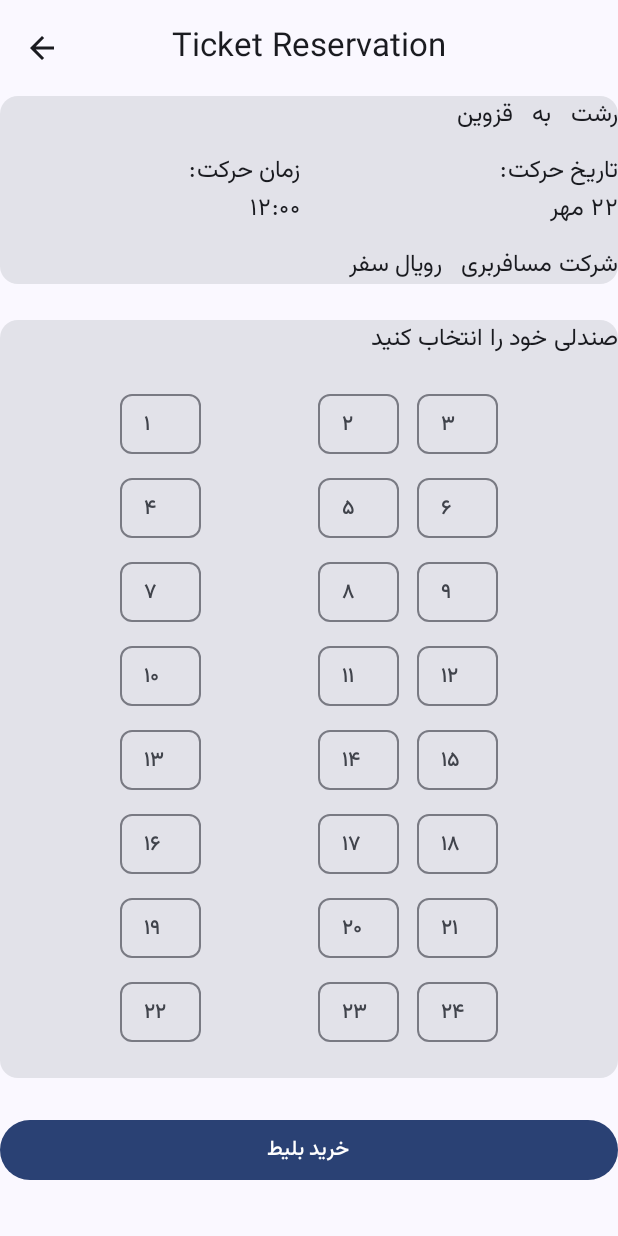
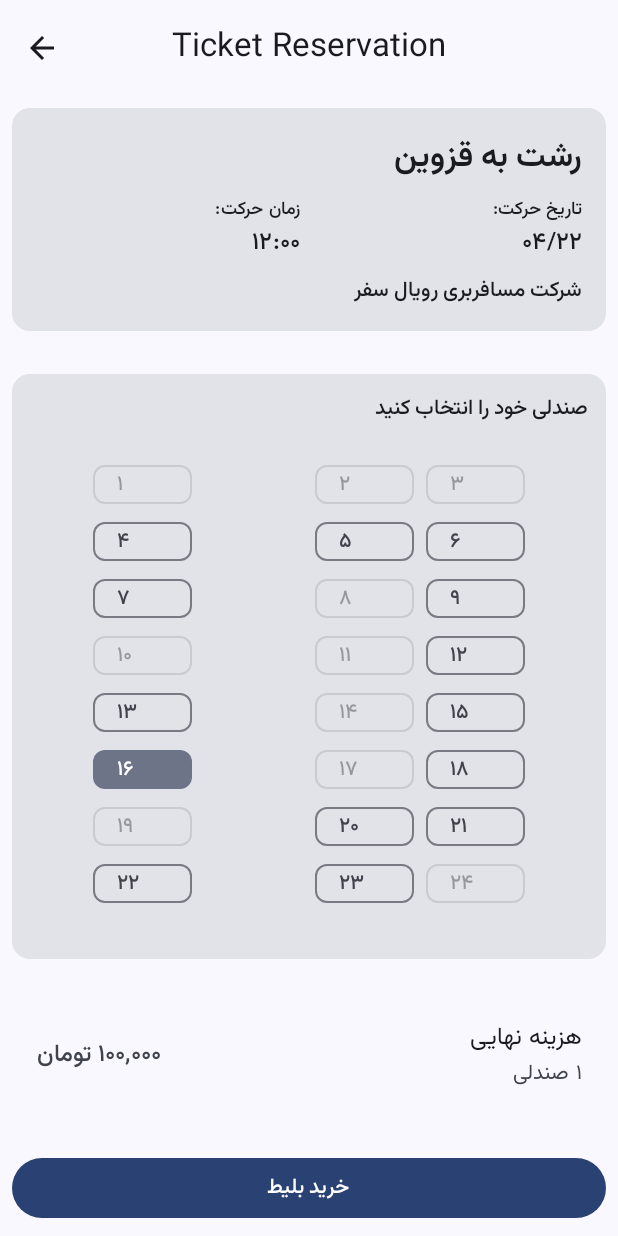
Before and after one commit to farnxxd/ticket-reservation, an Android app built with Jetpack Compose: the @Preview function TicketScreenPreview, on a phone screen of 412 x 824 dp. Run offline under Robolectric (Android 15) with nearby library versions, the phone set to English and light mode, and no system bars.

Commit message:
something wrong with first screen, Im gonna save and undo in project

```diff
--- a/app/src/main/java/com/example/ticketreservation/data/local/LocalTicketData.kt
+++ b/app/src/main/java/com/example/ticketreservation/data/local/LocalTicketData.kt
@@ -17,7 +17,7 @@ object LocalTicketData {
         id = 0,
         origin = "رشت",
         destination = "قزوین",
-        departureDate = "22-09",
+        departureDate = "04/22",
         departureTime = "12:00",
         price = 100000,
         company = "رویال سفر"
--- a/app/src/main/java/com/example/ticketreservation/data/util/UtilityFunctions.kt
+++ b/app/src/main/java/com/example/ticketreservation/data/util/UtilityFunctions.kt
@@ -6,7 +6,7 @@ import java.util.Locale
 
 fun convertLongToTime(time: Long): String {
     val date = Date(time)
-    val format = SimpleDateFormat("MM-dd", Locale.US)
+    val format = SimpleDateFormat("MM/dd", Locale.US)
     return format.format(date)
 }
 
--- a/app/src/main/java/com/example/ticketreservation/ui/screens/TicketScreen.kt
+++ b/app/src/main/java/com/example/ticketreservation/ui/screens/TicketScreen.kt
@@ -12,21 +12,31 @@ import androidx.compose.foundation.layout.width
 import androidx.compose.foundation.lazy.grid.GridCells
 import androidx.compose.foundation.lazy.grid.GridItemSpan
 import androidx.compose.foundation.lazy.grid.LazyVerticalGrid
+import androidx.compose.foundation.lazy.grid.items
 import androidx.compose.material3.Button
 import androidx.compose.material3.Card
+import androidx.compose.material3.FilterChip
+import androidx.compose.material3.ListItem
+import androidx.compose.material3.MaterialTheme
 import androidx.compose.material3.Scaffold
-import androidx.compose.material3.SuggestionChip
 import androidx.compose.material3.Text
 import androidx.compose.runtime.Composable
 import androidx.compose.runtime.CompositionLocalProvider
 import androidx.compose.ui.Modifier
+import androidx.compose.ui.draw.alpha
 import androidx.compose.ui.platform.LocalLayoutDirection
+import androidx.compose.ui.text.buildAnnotatedString
+import androidx.compose.ui.text.font.FontWeight
 import androidx.compose.ui.tooling.preview.Preview
 import androidx.compose.ui.unit.LayoutDirection
 import androidx.compose.ui.unit.dp
 import com.example.ticketreservation.ReservationTopAppBar
+import com.example.ticketreservation.data.local.LocalTicketData
+import com.example.ticketreservation.data.ticket.Ticket
+import com.example.ticketreservation.data.util.convertIntToPriceString
 import com.example.ticketreservation.ui.navigation.NavigationDestination
 import com.example.ticketreservation.ui.theme.TicketReservationTheme
+import kotlin.random.Random
 
 object TicketDestination : NavigationDestination {
     override val route = "ticket"
@@ -36,6 +46,10 @@ object TicketDestination : NavigationDestination {
 
 @Composable
 fun TicketScreen(
+    ticket: Ticket,
+    pickedSeat: List<Pair<Int, Boolean>>,
+    seatsOwnByUser: Set<Int>,
+    addSeat: (Int) -> Unit,
     navigateToHome: () -> Unit,
     navigateUp: () -> Unit,
     modifier: Modifier = Modifier
@@ -43,102 +57,129 @@ fun TicketScreen(
     Scaffold(
         topBar = { ReservationTopAppBar(canNavigateBack = true, navigateUp = navigateUp)},
         modifier = modifier
-    ) {
-        TicketInfo(
-            onSubmitClick = navigateToHome,
-            modifier = Modifier.padding(it)
-        )
-    }
-}
-
-@Composable
-fun TicketInfo(
-    onSubmitClick: () -> Unit,
-    modifier: Modifier = Modifier
-) {
+    ) { paddingValue ->
         Column(
-        verticalArrangement = Arrangement.spacedBy(24.dp),
+            verticalArrangement = Arrangement.SpaceBetween,
             modifier = modifier
+                .fillMaxSize()
+                .padding(paddingValue)
+                .padding(8.dp)
         ) {
             CompositionLocalProvider(LocalLayoutDirection provides LayoutDirection.Rtl) {
-            InfoCard()
+                InfoCard(ticket = ticket)
             }
-        PickSeat()
+            PickSeat(
+                pickedSeat = pickedSeat,
+                seatsOwnByUser = seatsOwnByUser,
+                onSeatClick = addSeat
+            )
+            CompositionLocalProvider(LocalLayoutDirection provides LayoutDirection.Rtl) {
+                TotalBill(price = ticket.price, seats = seatsOwnByUser.size)
+            }
             Button(
-            onClick = onSubmitClick,
+                onClick = navigateToHome,
+                enabled = seatsOwnByUser.isNotEmpty(),
                 modifier = Modifier.fillMaxWidth()
             ) { Text(text = "خرید بلیط") }
-    }
-}
-
-@Composable
-fun InfoCard(modifier: Modifier = Modifier) {
-    Card {
-        Column(
-            verticalArrangement = Arrangement.spacedBy(12.dp),
-            modifier = modifier
-        ) {
-            Row(horizontalArrangement = Arrangement.spacedBy(12.dp)) {
-                Text(text = "رشت")
-                Text(text = "به")
-                Text(text = "قزوین")
-            }
-            Row(horizontalArrangement = Arrangement.spacedBy(12.dp)) {
-                Column(modifier = Modifier.weight(1f)) {
-                    Text(text = "تاریخ حرکت:")
-                    Text(text = "22 مهر")
-                }
-                Column(modifier = Modifier.weight(1f)) {
-                    Text(text = "زمان حرکت:")
-                    Text(text = "12:00")
-                }
-            }
-            Row(horizontalArrangement = Arrangement.spacedBy(12.dp)) {
-                Text(text = "شرکت مسافربری")
-                Text(text = "رویال سفر")
-            }
         }
     }
 }
 
 @Composable
-fun PickSeat(modifier: Modifier = Modifier) {
+fun InfoCard(
+    ticket: Ticket,
+    modifier: Modifier = Modifier
+) {
     Card(modifier = modifier) {
+        Column(
+            verticalArrangement = Arrangement.spacedBy(8.dp),
+            modifier = Modifier.padding(16.dp)
+        ) {
+            Text(
+                text = buildAnnotatedString {
+                    append(ticket.origin)
+                    append(" به ")
+                    append(ticket.destination)
+                },
+                style = MaterialTheme.typography.titleLarge,
+                fontWeight = FontWeight.SemiBold
+            )
+            Row(horizontalArrangement = Arrangement.spacedBy(12.dp)) {
+                Column(modifier = Modifier.weight(1f)) {
+                    Text(text = "تاریخ حرکت:", style = MaterialTheme.typography.labelMedium)
+                    Text(text = ticket.departureDate, style = MaterialTheme.typography.titleMedium)
+                }
+                Column(modifier = Modifier.weight(1f)) {
+                    Text(text = "زمان حرکت:", style = MaterialTheme.typography.labelMedium)
+                    Text(text = ticket.departureTime, style = MaterialTheme.typography.titleMedium)
+                }
+            }
+
+            Text(
+                text = buildAnnotatedString {
+                    append("شرکت مسافربری ")
+                    append(ticket.company)
+                },
+                style = MaterialTheme.typography.labelLarge
+            )
+        }
+    }
+}
+
+@Composable
+fun PickSeat(
+    pickedSeat: List<Pair<Int, Boolean>>,
+    seatsOwnByUser: Set<Int>,
+    onSeatClick: (Int) -> Unit,
+    modifier: Modifier = Modifier
+) {
+    Card(modifier = modifier) {
+        Column(modifier = Modifier.padding(12.dp)) {
             CompositionLocalProvider(LocalLayoutDirection provides LayoutDirection.Rtl) {
                 Text(
                     text = "صندلی خود را انتخاب کنید",
+                    style = MaterialTheme.typography.labelLarge,
                     modifier = Modifier.fillMaxWidth()
                 )
             }
             LazyVerticalGrid(
                 columns = GridCells.Fixed(4),
                 userScrollEnabled = false,
-            verticalArrangement = Arrangement.spacedBy(16.dp),
-            horizontalArrangement = Arrangement.spacedBy(12.dp),
-            modifier = Modifier.padding(vertical = 24.dp, horizontal = 80.dp)
+                verticalArrangement = Arrangement.spacedBy(8.dp),
+                horizontalArrangement = Arrangement.spacedBy(4.dp),
+                modifier = Modifier.padding(vertical = 24.dp, horizontal = 40.dp)
             ) {
                 items(
-                count = 24,
-                span = { if (it % 3 == 0) GridItemSpan(2)
-                    else GridItemSpan(1)}
+                    items = pickedSeat,
+                    span = {
+                        if (it.first % 3 == 0) GridItemSpan(2)
+                        else GridItemSpan(1)
+                    }
                 ) {
-                if (it % 3 == 0) {
+                    if (it.first % 3 == 0) {
                         Row {
-                        SuggestionChip(
-                            onClick = { /*TODO*/ },
-                            label = { Text(text = (it + 1).toString()) },
+                            FilterChip(
+                                selected = seatsOwnByUser.contains(it.first),
+                                onClick = { onSeatClick(it.first) },
+                                label = { Text(text = (it.first + 1).toString()) },
+                                enabled = it.second,
                                 modifier = Modifier
-                                .size(40.dp)
+                                    .size(30.dp)
+                                    .padding(vertical = 2.dp, horizontal = 2.dp)
                                     .weight(1f)
                             )
-                        Spacer(modifier = Modifier.width(12.dp))
+                            Spacer(modifier = Modifier.width(4.dp))
                             Spacer(modifier = Modifier.weight(1f))
                         }
                     } else {
-                    SuggestionChip(
-                        onClick = { /*TODO*/ },
-                        label = { Text(text = (it + 1).toString()) },
-                        modifier = Modifier.size(40.dp)
+                        FilterChip(
+                            selected = seatsOwnByUser.contains(it.first),
+                            onClick = { onSeatClick(it.first) },
+                            label = { Text(text = (it.first + 1).toString()) },
+                            enabled = it.second,
+                            modifier = Modifier
+                                .size(30.dp)
+                                .padding(vertical = 2.dp, horizontal = 2.dp)
                         )
                     }
 
@@ -146,12 +187,41 @@ fun PickSeat(modifier: Modifier = Modifier) {
             }
         }
     }
+}
+
+@Composable
+fun TotalBill(
+    price: Int,
+    seats: Int,
+    modifier: Modifier = Modifier
+) {
+    ListItem(
+        headlineContent = {
+            Text(text = "هزینه نهایی")
+        },
+        supportingContent = {
+            Text(text = if (seats != 0)  "$seats صندلی" else " ")
+        },
+        trailingContent = {
+            Text(
+                text = convertIntToPriceString(price = price * seats),
+                style = MaterialTheme.typography.titleMedium
+            )
+        },
+        modifier = modifier.alpha(if (seats == 0) 0.5f else 1f)
+    )
+}
 
 @Preview(showBackground = true)
 @Composable
 fun TicketScreenPreview() {
     TicketReservationTheme {
+        val list = List(24) { Pair(it, Random.nextBoolean()) }
         TicketScreen(
+            ticket = LocalTicketData.sampleTicket,
+            pickedSeat = list,
+            seatsOwnByUser = setOf(list.filter { it.second }.map { it.first }.random()),
+            addSeat = {},
             navigateToHome = {},
             navigateUp = {},
             modifier = Modifier.fillMaxSize()
--- a/app/src/main/java/com/example/ticketreservation/ui/uistate/ReservationUiState.kt
+++ b/app/src/main/java/com/example/ticketreservation/ui/uistate/ReservationUiState.kt
@@ -1,11 +1,15 @@
 package com.example.ticketreservation.ui.uistate
 
 import androidx.navigation.ActivityNavigator
+import com.example.ticketreservation.data.local.LocalTicketData
 import com.example.ticketreservation.data.ticket.Ticket
 
 data class ReservationUiState(
     val origin: String = "",
     val destination: String = "",
     val departure: String = "",
-    val ticketsList: List<Ticket> = emptyList()
+    val ticketsList: List<Ticket> = emptyList(),
+    val pickedTicket: Ticket = LocalTicketData.emptyTicket,
+    val pickedTicketSeats: List<Pair<Int, Boolean>> = emptyList(),
+    val seatsOwnByUser: Set<Int> = emptySet()
 )
```
Also changed, not shown: app/src/main/java/com/example/ticketreservation/ui/navigation/ReservationNavGraph.kt (+13 -2 lines), app/src/main/java/com/example/ticketreservation/ui/screens/HomeScreen.kt (+77 -39 lines), app/src/main/java/com/example/ticketreservation/ui/screens/PickCityScreen.kt (+6 -1 lines), app/src/main/java/com/example/ticketreservation/ui/screens/PickTicketScreen.kt (+12 -4 lines), app/src/main/java/com/example/ticketreservation/ui/viewmodel/ReservationViewModel.kt (+22 -0 lines). Lines whose indentation alone changed are shown as unchanged.
